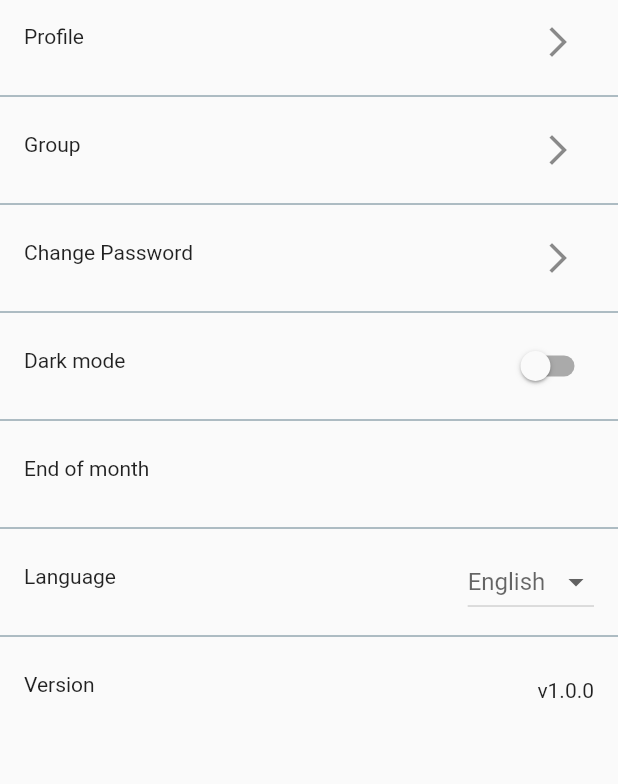
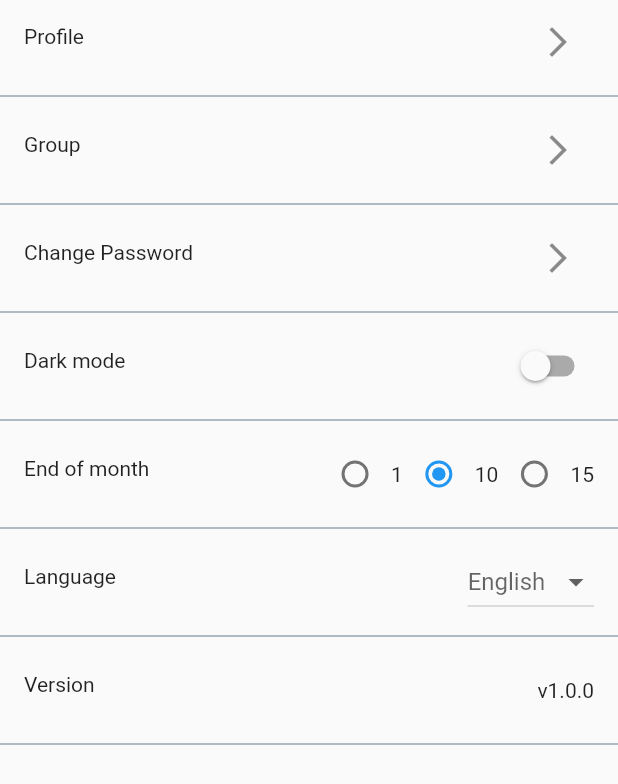
Before and after one commit to Technion236272/2022a-BalanceMe, a Flutter app: the Settings screen opened directly, on a phone screen of 412 x 824 dp. Shown: the top 784 px of the screen. Run offline on Flutter 3.47's test engine with Material 2 defaults, Android fonts, the phone set to English and light mode, and no system bars; our stand-ins replace auth_buttons, cloud_firestore, cross_file, firebase_analytics, firebase_auth, firebase_core and 5 more; missing offline and left inert: dart:ffi, flutter_facebook_auth; accounts and stored records are empty.

Commit message:
Main settings screen redone
#48 with generic ListView, and radio buttons

```diff
--- a/lib/global/constants.dart
+++ b/lib/global/constants.dart
@@ -32,7 +32,7 @@ const IconData hidePassword = Icons.remove_red_eye_outlined;
 const IconData showPassword = Icons.remove_red_eye;
 // Colors
 const Color primaryColor = Colors.blue; // TODO- change to the chosen color
-const Color secondaryColor = Colors.white; // TODO- change to the chosen color
+const Color secondaryColor = Colors.white;
 const Color bottomNavigationSelectedColor = primaryColor;
 const Color alternativePrimary = Color(0xff4e21ff);
 const Color tabColor = Color(0xffd3ff21);
@@ -102,3 +102,5 @@ Color pieCharDefaultCategoryColor = Colors.white;
 
 //ListView
 Color dividerColor=Colors.blueGrey;
+
+//settings
--- a/lib/pages/settings.dart
+++ b/lib/pages/settings.dart
@@ -1,10 +1,17 @@
+import 'package:balance_me/common_models/user_model.dart';
+import 'package:balance_me/firebase_wrapper/auth_repository.dart';
 import 'package:balance_me/localization/resources/resources.dart';
 import 'package:balance_me/widgets/appbar.dart';
 import 'package:balance_me/widgets/languages_drop_down.dart';
 import 'package:balance_me/global/project_config.dart' as config;
+import 'package:firebase_auth/firebase_auth.dart';
 import 'package:flutter/material.dart';
 import 'package:balance_me/global/constants.dart' as gc;
 import 'package:balance_me/global/utils.dart';
+import 'package:balance_me/widgets/generic_listview.dart';
+import 'package:balance_me/widgets/generic_radio_button.dart';
+import 'package:balance_me/global/types.dart';
+import 'package:balance_me/firebase_wrapper/storage_repository.dart';
 
 class Settings extends StatefulWidget {
   const Settings({Key? key}) : super(key: key);
@@ -13,7 +20,7 @@ class Settings extends StatefulWidget {
   _SettingsState createState() => _SettingsState();
 }
 
-//TODO: put final appbar here
+
 class _SettingsState extends State<Settings> {
   @override
   Widget build(BuildContext context) {
@@ -25,48 +32,20 @@ class _SettingsState extends State<Settings> {
   }
 
   Widget mainSettingsList() {
-    return ListView(
-      children: [    ListTile(
-
-           leading: Text(Languages.of(context)!.profileSettings),
-           trailing:
-           IconButton(onPressed:(){navigateToPage(context, getProfileScreen()) ;}, icon: gc.settingArrow),
-         ),
-          Divider(color: gc.dividerColor,),
-          ListTile(
-            leading: Text(Languages.of(context)!.groupSettings),
-              trailing:  IconButton(onPressed:(){navigateToPage(context, getGroupScreen()) ;}, icon: gc.settingArrow),
-          ),
-        Divider(color: gc.dividerColor,),
-          ListTile(
-            leading: Text(Languages.of(context)!.passwordSettings),
-    trailing: IconButton(onPressed:(){navigateToPage(context, getChangePasswordScreen()) ;}, icon: gc.settingArrow),
-          ),
-        Divider(color: gc.dividerColor,),
-        ListTile(
-            leading:Text(Languages.of(context)!.darkModeSettings),
-            trailing: Switch(value: isDark(), onChanged: setDarkMode),
-        ),
-        Divider(color: gc.dividerColor,),
-        ListTile(
-            leading: Text(Languages.of(context)!.endOfMonthSettings),
-            // trailing: daysOfMonthRadio(),
-        ),
-        Divider(color: gc.dividerColor,),
-        ListTile(
-            leading: Text(Languages.of(context)!.languageSettings),
-            trailing:  LanguageDropDown(),
-        ),
-        Divider(color: gc.dividerColor,),
-        ListTile(
-          leading:Text(Languages.of(context)!.versionSettings) ,
-            trailing: const Text(config.projectVersion)
-        ),
-      ],
-    );
+    List<Widget?>leadingSettings=[Text(Languages.of(context)!.profileSettings),
+      Text(Languages.of(context)!.groupSettings),Text(Languages.of(context)!.passwordSettings),
+      Text(Languages.of(context)!.darkModeSettings),Text(Languages.of(context)!.endOfMonthSettings),
+      Text(Languages.of(context)!.languageSettings), Text(Languages.of(context)!.versionSettings)];
+    List<Widget?>trailingSettings=[IconButton(onPressed:(){navigateToPage(context, getProfileScreen()) ;}, icon: gc.settingArrow),
+    IconButton(onPressed:(){navigateToPage(context, getGroupScreen()) ;}, icon: gc.settingArrow,)
+   ,IconButton(onPressed:(){navigateToPage(context, getChangePasswordScreen()) ;}, icon: gc.settingArrow)
+    ,Switch(value: isDark(), onChanged: setDarkMode),
+      daysOfMonthRadio(),LanguageDropDown(),Text(config.projectVersion)
+    ];
+    return ListViewGeneric(leadingWidgets: leadingSettings, trailingWidgets: trailingSettings);
   }
 
-  //TODO: create a profile editing screen
+
   Widget getProfileScreen() {
     return Container();
   }
@@ -93,18 +72,21 @@ class _SettingsState extends State<Settings> {
     return gc.darkMode;
   }
 
-  //TODO: get day of the month from firebase
-  int getDayOfMonth() {
-    return 1;
-  }
 
   //TODO: set day of the month according to integer from daysOfMonth list
   void setDayOfMonth(Object? value) {}
 
-  //TODO: generate radios for days of month
   Widget daysOfMonthRadio() {
-    return Row(
-      // children: [Radio(value: value, groupValue: groupValue, onChanged: onChanged)],
-    );
+    List<String>options=[];
+    gc.daysOfMonth.forEach((element) {options.add(element.toString());});
+    UserModel? currentUser=UserStorage.instance(AuthRepository.instance()).userData;
+   if(currentUser!=null)
+     {
+       return GenericRadioButton(options, PrimitiveWrapper(currentUser.endOfMonthDay.toString()));
+     }
+   else
+     {
+       return GenericRadioButton(options, PrimitiveWrapper(gc.defaultEndOfMonthDay.toString()));
+     }
   }
 }
```
